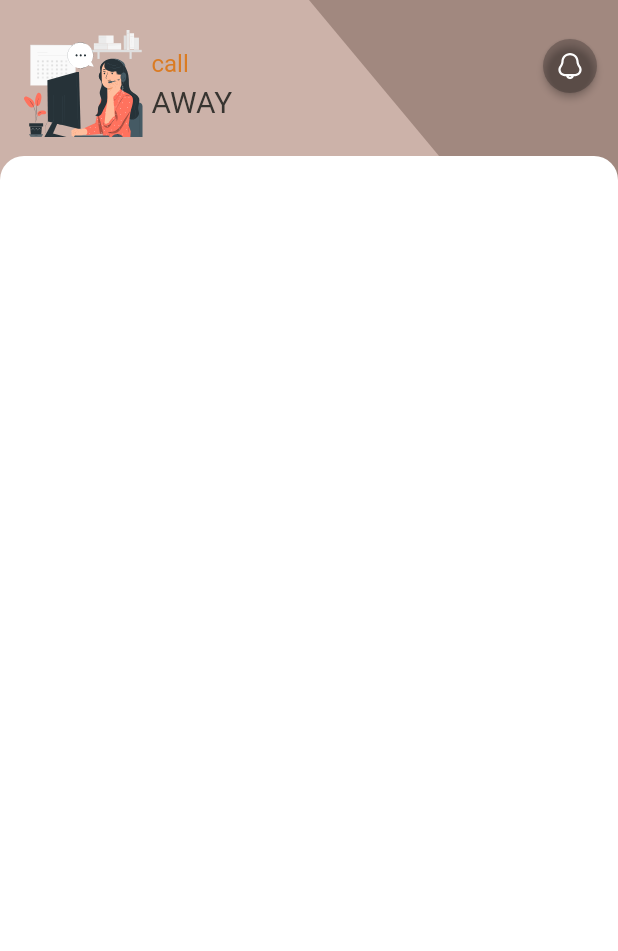
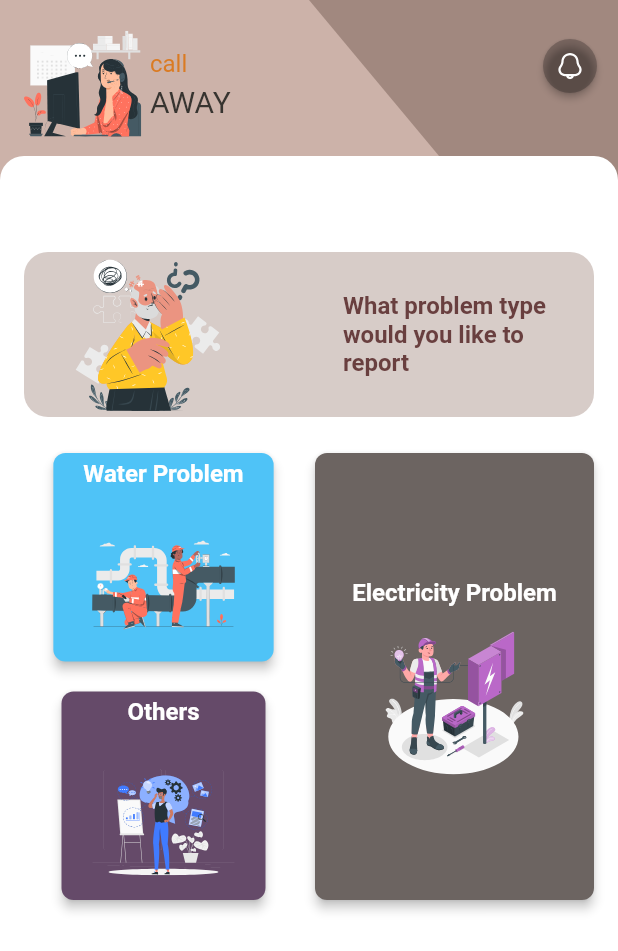
Before and after one commit to SelaseKay/call-away, a Flutter app: the screen it shows after launch, on a phone screen of 412 x 824 dp. Shown: the top 951 px of the screen. Run offline on Flutter 3.47's test engine with Material 2 defaults, Android fonts, the phone set to English and light mode, and no system bars; our stand-ins replace flutter_svg, google_fonts; Roboto replaces fonts that are missing (MochiyPopPOne).

Commit message:
home screen completed

```diff
--- a/lib/custom-widget/background.dart
+++ b/lib/custom-widget/background.dart
@@ -12,7 +12,7 @@ class BackgroundPainter extends CustomPainter {
       ..moveTo(size.width * 0.5, 0)
       ..lineTo(size.width, size.height * 0.3)
       ..lineTo(size.width, 0)
-      ..lineTo(size.width * 0.5, 0);
+      ..close();
 
     canvas.drawRect(backgroundRect, backgroundPaint);
     canvas.drawPath(rightAnglePath, rightAnglePaint);
--- a/lib/main.dart
+++ b/lib/main.dart
@@ -55,21 +55,60 @@ class _MyHomePageState extends State<MyHomePage> {
             width: screenWidth,
             child: Column(
               crossAxisAlignment: CrossAxisAlignment.start,
-              children:  [
+              children: [
                 const _Brand(),
-                Expanded(child: Padding(
-                  padding: const EdgeInsets.only(top: 12.0),
-                  child: Container(
-                    decoration: const BoxDecoration(
-                      borderRadius: BorderRadius.only(topLeft: Radius.circular(16.0), topRight: Radius.circular(16.0)),
-                      color: Colors.white
-                    ),
-                    child: ListView(
-                      children: [],
-                    ),
+                Expanded(
+                    child: Container(
+                  margin: const EdgeInsets.only(top: 12.0),
+                  padding:
+                      const EdgeInsets.only(top: 32.0, left: 16.0, right: 16.0),
+                  decoration: const BoxDecoration(
+                      borderRadius: BorderRadius.only(
+                          topLeft: Radius.circular(16.0),
+                          topRight: Radius.circular(16.0)),
+                      color: Colors.white),
+                  child: ListView(
+                    children: [
+                      const Padding(
+                          padding: EdgeInsets.only(top: 32.0),
+                          child: _Header()),
+                      Padding(
+                        padding: const EdgeInsets.symmetric(vertical: 24.0),
+                        child: IntrinsicHeight(
+                          child: Row(
+                            children: [
+                              Expanded(
+                                child: Column(
+                                  children: const [
+                                    _ProblemTypeButton(
+                                        backgroundColor: Color(0xFF4FC3F7),
+                                        assetName: "assets/images/pipeline.svg",
+                                        buttonText: "Water Problem"),
+                                    SizedBox(
+                                      height: 20.0,
+                                    ),
+                                    _ProblemTypeButton(
+                                        backgroundColor: Color(0xFF654A69),
+                                        assetName: "assets/images/others.svg",
+                                        buttonText: "Others")
+                                  ],
+                                ),
+                              ),
+                              const SizedBox(width: 8.0,),
+                              const Expanded(
+                                child: _ProblemTypeButton(
+                                    backgroundColor: Color(0xFF6C6461),
+                                    assetName: "assets/images/electrician.svg",
+                                    buttonText: "Electricity Problem"),
+                              )
+                            ],
+                          ),
+                        ),
+                      )
+                    ],
                   ),
                 ))
-                ],
+              ],
             )),
       ),
     ));
@@ -82,7 +121,7 @@ class _Brand extends StatelessWidget {
   @override
   Widget build(BuildContext context) {
     return Padding(
-      padding: const EdgeInsets.only(left:16.0, top: 20.0),
+      padding: const EdgeInsets.only(left: 16.0, top: 20.0),
       child: Row(
         crossAxisAlignment: CrossAxisAlignment.start,
         children: [
@@ -90,20 +129,20 @@ class _Brand extends StatelessWidget {
             child: Row(
               crossAxisAlignment: CrossAxisAlignment.center,
               children: [
-                SvgPicture.asset("assets/images/contact-us.svg"),
+                SvgPicture.asset("assets/images/contact-us.svg", height: 72.0, width: 80.0,),
                 Padding(
                   padding: const EdgeInsets.all(4.0),
                   child: Column(
                     crossAxisAlignment: CrossAxisAlignment.start,
                     children: [
                       Text("call",
-                          style: GoogleFonts.mochiyPopOne(
+                          style: GoogleFonts.mochiyPopPOne(
                               fontSize: 16.0, color: const Color(0xFFDA7B23))),
                       const SizedBox(
                         height: 4,
                       ),
                       Text("AWAY",
-                          style: GoogleFonts.mochiyPopOne(
+                          style: GoogleFonts.mochiyPopPOne(
                               fontSize: 20.0, color: const Color(0xFF373430)))
                     ],
                   ),
@@ -143,8 +182,8 @@ class __NotificationIconState extends State<_NotificationIcon> {
       style: ButtonStyle(
         shape: MaterialStateProperty.all(const CircleBorder()),
         // padding: MaterialStateProperty.all(const EdgeInsets.all(2.0)),
-        backgroundColor:
-            MaterialStateProperty.all(const Color(0xFF000000).withOpacity(0.23)), // <-- Button color
+        backgroundColor: MaterialStateProperty.all(
+            const Color(0xFF000000).withOpacity(0.23)), // <-- Button color
         // overlayColor: MaterialStateProperty.resolveWith<Color?>((states) {
         //   if (states.contains(MaterialState.pressed))
         //     return Colors.red; // <-- Splash color
@@ -154,3 +193,100 @@ class __NotificationIconState extends State<_NotificationIcon> {
     );
   }
 }
+
+class _Header extends StatelessWidget {
+  const _Header({Key? key}) : super(key: key);
+
+  @override
+  Widget build(BuildContext context) {
+    return Container(
+      decoration: const BoxDecoration(
+          borderRadius: BorderRadius.all(Radius.circular(16.0)),
+          color: Color(0xFFD7CCC8)),
+      child: Padding(
+        padding: const EdgeInsets.symmetric(vertical: 4.0, horizontal: 32.0),
+        child: Row(
+          mainAxisAlignment: MainAxisAlignment.spaceBetween,
+          children: [
+            SvgPicture.asset('assets/images/header.svg', height: 102.0, width: 102.0,),
+            Column(
+              crossAxisAlignment: CrossAxisAlignment.start,
+              mainAxisAlignment: MainAxisAlignment.center,
+              children: [
+                const Text(
+                  "What problem type",
+                  style: TextStyle(
+                      fontFamily: "MochiyPopPOne",
+                      fontSize: 16.0,
+                      color: Color(0xFF693F3F),
+                      fontWeight: FontWeight.bold),
+                ),
+                Text(
+                  "would you like to",
+                  style: GoogleFonts.mochiyPopPOne(
+                      fontSize: 16.0,
+                      color: const Color(0xFF693F3F),
+                      fontWeight: FontWeight.bold),
+                ),
+                Text(
+                  "report",
+                  style: GoogleFonts.mochiyPopPOne(
+                      fontSize: 16.0,
+                      color: const Color(0xFF693F3F),
+                      fontWeight: FontWeight.bold),
+                )
+              ],
+            )
+          ],
+        ),
+      ),
+    );
+  }
+}
+
+class _ProblemTypeButton extends StatelessWidget {
+  const _ProblemTypeButton(
+      {Key? key,
+      required this.backgroundColor,
+      required this.assetName,
+      required this.buttonText})
+      : super(key: key);
+
+  final Color backgroundColor;
+  final String assetName;
+  final String buttonText;
+
+  @override
+  Widget build(BuildContext context) {
+
+    return ElevatedButton(
+        style: ElevatedButton.styleFrom(
+            elevation: 3.0,
+            primary: backgroundColor,
+            shape: RoundedRectangleBorder(
+              borderRadius: BorderRadius.circular(8.0),
+            )),
+        onPressed: () {},
+        child: Padding(
+          padding: const EdgeInsets.all(4.0),
+          child: Column(
+            mainAxisAlignment: MainAxisAlignment.center,
+            children: [
+              Text(
+                buttonText,
+                textAlign: TextAlign.center,
+                style: const TextStyle(
+                    fontFamily: "MochiyPopPone",
+                    fontSize: 16.0,
+                    fontWeight: FontWeight.bold,
+                    color: Colors.white),
+              ),
+              const SizedBox(
+                height: 16.0,
+              ),
+              SvgPicture.asset(assetName, height: 96.0, width: 96.0,)
+            ],
+          ),
+        ));
+  }
+}
```
Also changed, not shown: pubspec.yaml (+5 -6 lines), assets/images/electrician.svg (added), assets/images/header.svg (added), assets/images/others.svg (added), assets/images/pipeline.svg (added), 2 other files.
